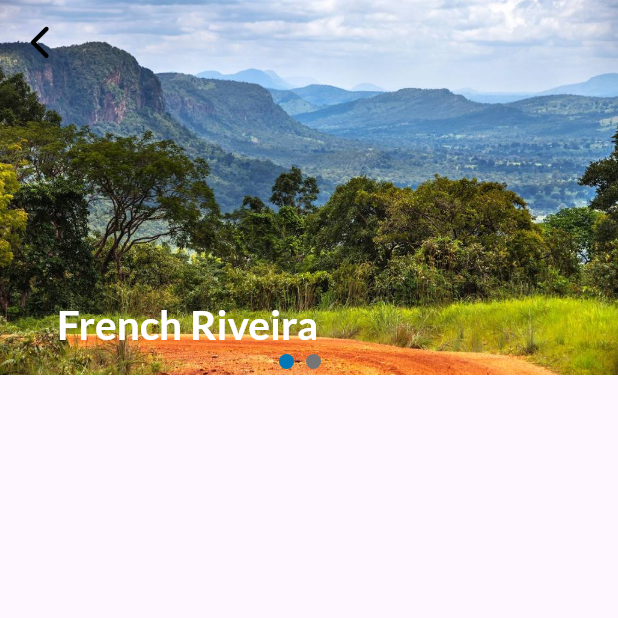
After one commit to imdadAdelabou/EasyTrip, a Flutter app: the HomeTraveller screen opened by its route, after a tap on "French Riveira", on a phone screen of 412 x 824 dp, the top half of it. The commit adds this screen. Run offline on Flutter 3.47's test engine with Material 2 defaults, Android fonts, the light colour scheme and no system bars; our stand-ins replace flutter_svg, font_awesome_flutter, gap, google_fonts, pin_code_fields.

Commit message:
[FEAT] Currently working on detail circuit view

```diff
--- a/lib/components/circuit_card.dart
+++ b/lib/components/circuit_card.dart
@@ -1,6 +1,7 @@
 import "package:easy_trip/models/circuit/circuit.dart";
 import "package:easy_trip/utils/app_message.dart";
 import "package:easy_trip/utils/styles.dart";
+import "package:easy_trip/views/home/circuit/detail_circuit.dart";
 import "package:flutter/material.dart";
 import "package:gap/gap.dart";
 import "package:google_fonts/google_fonts.dart";
@@ -20,6 +21,14 @@ class CircuitCard extends StatelessWidget {
     return SizedBox(
       width: maxWidth * .7,
       height: maxHeight * .4,
+      child: GestureDetector(
+        onTap: () => Navigator.of(context).push(
+          MaterialPageRoute(
+            builder: (_) => DetailCircuit(
+              circuit: circuit,
+            ),
+          ),
+        ),
         child: Card(
           color: Colors.white,
           shape: RoundedRectangleBorder(
@@ -78,6 +87,7 @@ class CircuitCard extends StatelessWidget {
             ],
           ),
         ),
+      ),
     );
   }
 }
--- a/lib/main.dart
+++ b/lib/main.dart
@@ -22,6 +22,9 @@ class MyApp extends StatelessWidget {
       theme: ThemeData(
         useMaterial3: true,
         cardColor: AppColor.whiteVariant,
+        appBarTheme: AppBarTheme(
+          backgroundColor: AppColor.whiteColor,
+        ),
       ),
       initialRoute: SplashScreen.routeName,
       debugShowCheckedModeBanner: false,
--- /dev/null
+++ b/lib/views/home/circuit/cover_img_indicator.dart
@@ -0,0 +1,91 @@
+import "package:easy_trip/utils/styles.dart";
+import "package:flutter/material.dart";
+import "package:google_fonts/google_fonts.dart";
+
+class CoverImgIndicator extends StatefulWidget {
+  final String title;
+  final List<String> covers;
+  final Color textTitleColor;
+  const CoverImgIndicator({
+    super.key,
+    required this.covers,
+    required this.title,
+    required this.textTitleColor,
+  });
+
+  @override
+  State<CoverImgIndicator> createState() => _CoverImgIndicatorState();
+}
+
+class _CoverImgIndicatorState extends State<CoverImgIndicator> {
+  int currentIndex = 0;
+
+
+  @override
+  Widget build(BuildContext context) {
+    double maxHeight = MediaQuery.of(context).size.height;
+    double maxWidth = MediaQuery.of(context).size.width;
+
+    return FlexibleSpaceBar(
+      centerTitle: false,
+      titlePadding: const EdgeInsetsDirectional.only(
+        start: 38.0,
+        bottom: 16.0,
+      ),
+      title: Text(
+        widget.title,
+        style: GoogleFonts.lato(
+          fontWeight: FontWeight.bold,
+          fontSize: 18.0,
+          color: widget.textTitleColor,
+        ),
+      ),
+      background: Stack(
+        clipBehavior: Clip.none,
+        children: [
+          PageView(
+            onPageChanged: (int currentPage) => setState(() {
+              currentIndex = currentPage;
+            }),
+            children: widget.covers
+                .map<Widget>(
+                  (img) => Container(
+                    width: double.infinity,
+                    height: maxHeight * .6,
+                    decoration: BoxDecoration(
+                      image: DecorationImage(
+                        image: AssetImage(img),
+                        fit: BoxFit.cover,
+                      ),
+                    ),
+                  ),
+                )
+                .toList(),
+          ),
+          Positioned(
+            left: (maxWidth / 2) - 20,
+            bottom: 4,
+            child: Row(
+              children: [
+                ...List.generate(
+                  widget.covers.length,
+                  (index) => Padding(
+                    padding: EdgeInsets.only(
+                      right: index != widget.covers.length - 1 ? 8.0 : 0,
+                    ),
+                    child: CircleAvatar(
+                      radius: 5.0,
+                      backgroundColor: currentIndex == index
+                          ? AppColor.blueOceanColor
+                          : AppColor.greyColor,
+                    ),
+                  ),
+                ),
+              ],
+            ),
+          ),
+        ],
+      ),
+    );
+  }
+}
--- /dev/null
+++ b/lib/views/home/circuit/detail_circuit.dart
@@ -0,0 +1,73 @@
+import "package:easy_trip/models/circuit/circuit.dart";
+import "package:easy_trip/utils/styles.dart";
+import "package:easy_trip/views/home/circuit/cover_img_indicator.dart";
+import "package:flutter/material.dart";
+import "package:font_awesome_flutter/font_awesome_flutter.dart";
+
+class DetailCircuit extends StatefulWidget {
+  final Circuit circuit;
+  const DetailCircuit({
+    super.key,
+    required this.circuit,
+  });
+
+  @override
+  State<DetailCircuit> createState() => _DetailCircuitState();
+}
+
+class _DetailCircuitState extends State<DetailCircuit> {
+  Color textTitleColor = Colors.white;
+
+  late ScrollController _scrollController;
+
+  @override
+  void initState() {
+    super.initState();
+    _scrollController = ScrollController()
+      ..addListener(() {
+        setState(() {
+          textTitleColor =
+              _isSliverAppBarExpanded ? AppColor.orangeColor : Colors.white;
+        });
+      });
+  }
+
+  bool get _isSliverAppBarExpanded {
+    return _scrollController.hasClients &&
+        _scrollController.offset > (250 - kToolbarHeight);
+  }
+
+  @override
+  Widget build(BuildContext context) {
+    double maxHeight = MediaQuery.of(context).size.height;
+
+    return Scaffold(
+      body: SafeArea(
+        child: CustomScrollView(
+          controller: _scrollController,
+          slivers: <Widget>[
+            SliverAppBar(
+              expandedHeight: 250,
+              flexibleSpace: CoverImgIndicator(
+                covers: widget.circuit.covers,
+                title: widget.circuit.title,
+                textTitleColor: textTitleColor,
+              ),
+              pinned: true,
+              snap: true,
+              floating: true,
+              leading: InkWell(
+                onTap: () => Navigator.of(context).pop(),
+                child: const Icon(
+                  FontAwesomeIcons.chevronLeft,
+                  color: Colors.black,
+                ),
+              ),
+              automaticallyImplyLeading: false,
+            ),
+          ],
+        ),
+      ),
+    );
+  }
+}
--- a/lib/views/home/traveller/home_traveller.dart
+++ b/lib/views/home/traveller/home_traveller.dart
@@ -77,7 +77,10 @@ class HomeTraveller extends StatelessWidget {
                 child: CircuitCard(
                   circuit: Circuit(
                     title: "French Riveira",
-                    covers: [AppAsset.sampleCoverImg],
+                    covers: [
+                      AppAsset.sampleCoverImg,
+                      AppAsset.coverSampleProfile,
+                    ],
                     description: AppMessage.sampleDescription,
                     price: 0,
                   ),
```
Lines whose indentation alone changed are shown as unchanged.
